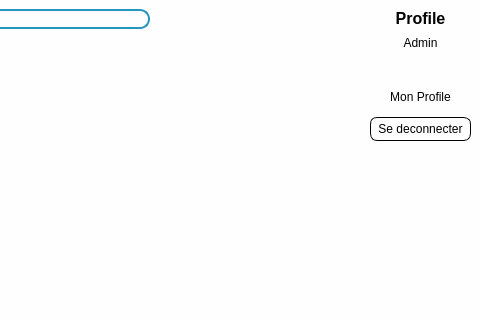
This is views/main_window.ui in ninohantonio/Store-Management as Qt 5 draws it before an edit; both pictures show x 544 to 1024 and y 0 to 320 of the 1024 by 613 pixel window. The edited form follows.
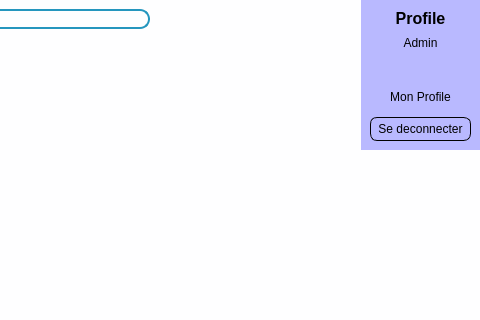
This is the edited form. Icons and pictures are not drawn. Custom widgets are drawn as their Qt base class.

Commit message: optimize ui animation

```diff
--- a/views/main_window.ui
+++ b/views/main_window.ui
@@ -25,7 +25,7 @@
 	color: #000;
 	border: none;
 }
-#leftMenu,QCustomSlideMenu{
+#leftMenu, QCustomSlideMenu{
 	background-color: #2596be;
 }
 
@@ -78,6 +78,10 @@
 	padding: 4px 7px;
 	border: 1px solid #000;
 	border-radius: 7px
+}
+
+#profileMenu{
+	background-color: #b9b9ff;
 }</string>
    </property>
    <layout class="QHBoxLayout" name="horizontalLayout">
```
The commit also changes 2 other files.
